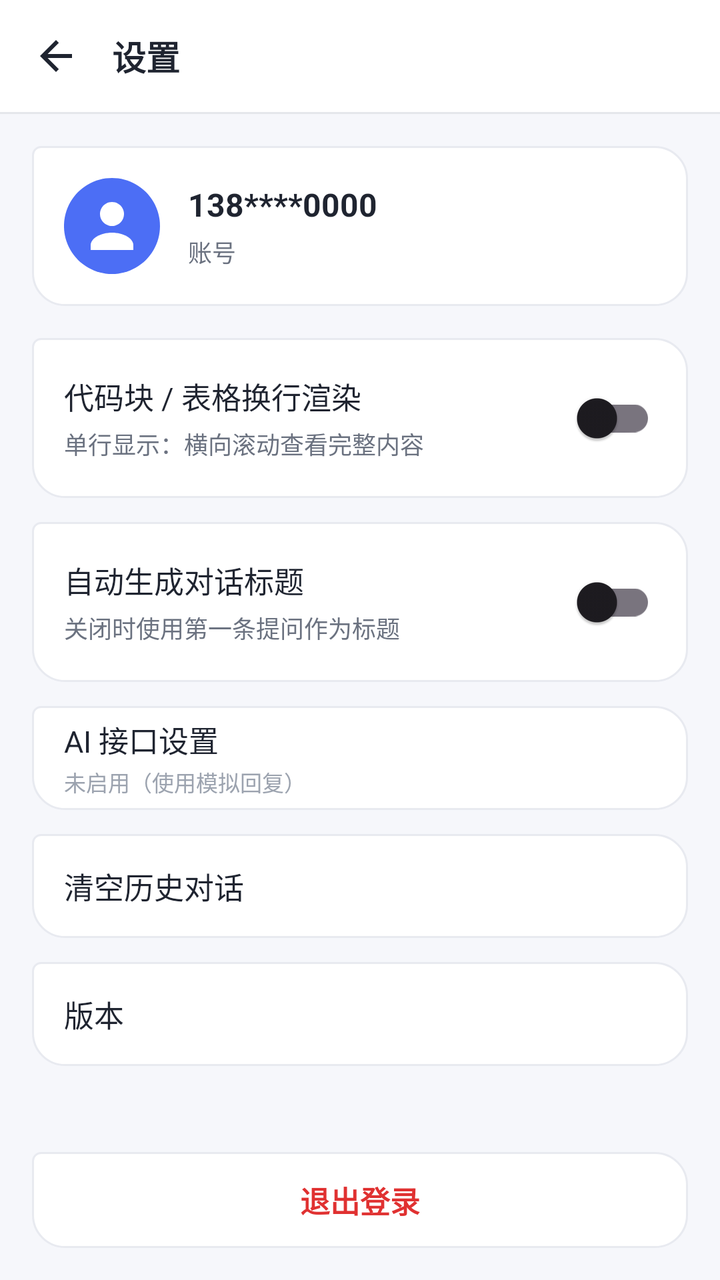
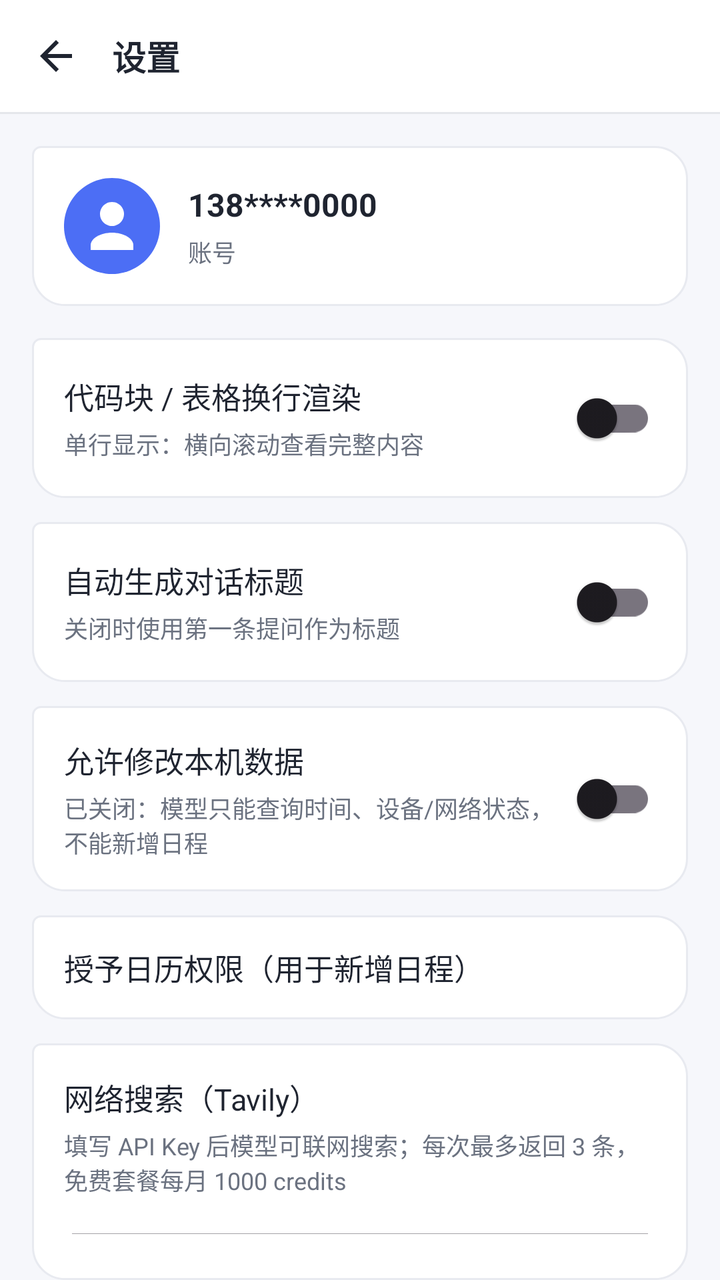

Compare the two renders of this Android layout. The source of the first and the diff that turns it into the second are given below.
<!-- AndroidManifest.xml: application theme Theme.DoudouX -->
<!-- res/layout/activity_settings.xml -->
<?xml version="1.0" encoding="utf-8"?>
<LinearLayout xmlns:android="http://schemas.android.com/apk/res/android"
    android:layout_width="match_parent"
    android:layout_height="match_parent"
    android:background="@color/bg_page"
    android:fitsSystemWindows="true"
    android:orientation="vertical">

    
    <LinearLayout
        android:layout_width="match_parent"
        android:layout_height="56dp"
        android:background="@color/bg_white"
        android:gravity="center_vertical"
        android:orientation="horizontal"
        android:paddingStart="8dp"
        android:paddingEnd="16dp">

        <ImageButton
            android:id="@+id/btnBack"
            android:layout_width="40dp"
            android:layout_height="40dp"
            android:background="?attr/selectableItemBackgroundBorderless"
            android:contentDescription="@string/action_back"
            android:src="@drawable/ic_back" />

        <TextView
            android:layout_width="wrap_content"
            android:layout_height="wrap_content"
            android:layout_marginStart="8dp"
            android:text="@string/settings_title"
            android:textColor="@color/text_primary"
            android:textSize="17sp"
            android:textStyle="bold" />
    </LinearLayout>

    <View
        android:layout_width="match_parent"
        android:layout_height="1dp"
        android:background="@color/divider" />

    
    <LinearLayout
        android:layout_width="match_parent"
        android:layout_height="wrap_content"
        android:layout_margin="16dp"
        android:background="@drawable/bubble_ai"
        android:gravity="center_vertical"
        android:orientation="horizontal"
        android:padding="16dp">

        <ImageView
            android:layout_width="48dp"
            android:layout_height="48dp"
            android:contentDescription="@string/settings_account"
            android:src="@drawable/ic_avatar" />

        <LinearLayout
            android:layout_width="wrap_content"
            android:layout_height="wrap_content"
            android:layout_marginStart="14dp"
            android:orientation="vertical">

            <TextView
                android:id="@+id/tvSettingsAccount"
                android:layout_width="wrap_content"
                android:layout_height="wrap_content"
                android:text="138****0000"
                android:textColor="@color/text_primary"
                android:textSize="16sp"
                android:textStyle="bold" />

            <TextView
                android:layout_width="wrap_content"
                android:layout_height="wrap_content"
                android:layout_marginTop="4dp"
                android:text="@string/settings_account"
                android:textColor="@color/text_secondary"
                android:textSize="12sp" />
        </LinearLayout>
    </LinearLayout>

    
    <LinearLayout
        android:layout_width="match_parent"
        android:layout_height="wrap_content"
        android:layout_marginStart="16dp"
        android:layout_marginEnd="16dp"
        android:background="@drawable/bubble_ai"
        android:gravity="center_vertical"
        android:orientation="horizontal"
        android:padding="16dp">

        <LinearLayout
            android:layout_width="0dp"
            android:layout_height="wrap_content"
            android:layout_weight="1"
            android:orientation="vertical">

            <TextView
                android:layout_width="wrap_content"
                android:layout_height="wrap_content"
                android:text="@string/settings_code_mode"
                android:textColor="@color/text_primary"
                android:textSize="15sp" />

            <TextView
                android:id="@+id/tvCodeModeSubtitle"
                android:layout_width="wrap_content"
                android:layout_height="wrap_content"
                android:layout_marginTop="4dp"
                android:text="@string/settings_code_mode_subtitle_off"
                android:textColor="@color/text_secondary"
                android:textSize="12sp" />
        </LinearLayout>

        <androidx.appcompat.widget.SwitchCompat
            android:id="@+id/switchCodeWrap"
            android:layout_width="wrap_content"
            android:layout_height="wrap_content" />
    </LinearLayout>

    
    <LinearLayout
        android:layout_width="match_parent"
        android:layout_height="wrap_content"
        android:layout_marginStart="16dp"
        android:layout_marginTop="12dp"
        android:layout_marginEnd="16dp"
        android:background="@drawable/bubble_ai"
        android:gravity="center_vertical"
        android:orientation="horizontal"
        android:padding="16dp">

        <LinearLayout
            android:layout_width="0dp"
            android:layout_height="wrap_content"
            android:layout_weight="1"
            android:orientation="vertical">

            <TextView
                android:layout_width="wrap_content"
                android:layout_height="wrap_content"
                android:text="@string/settings_auto_title"
                android:textColor="@color/text_primary"
                android:textSize="15sp" />

            <TextView
                android:id="@+id/tvAutoTitleSubtitle"
                android:layout_width="wrap_content"
                android:layout_height="wrap_content"
                android:layout_marginTop="4dp"
                android:text="@string/settings_auto_title_subtitle_off"
                android:textColor="@color/text_secondary"
                android:textSize="12sp" />
        </LinearLayout>

        <androidx.appcompat.widget.SwitchCompat
            android:id="@+id/switchAutoTitle"
            android:layout_width="wrap_content"
            android:layout_height="wrap_content" />
    </LinearLayout>

    
    <LinearLayout
        android:id="@+id/btnApiSettings"
        android:layout_width="match_parent"
        android:layout_height="52dp"
        android:layout_marginStart="16dp"
        android:layout_marginTop="12dp"
        android:layout_marginEnd="16dp"
        android:background="@drawable/bubble_ai"
        android:gravity="center_vertical"
        android:orientation="horizontal"
        android:paddingStart="16dp"
        android:paddingEnd="16dp">

        <LinearLayout
            android:layout_width="0dp"
            android:layout_height="wrap_content"
            android:layout_weight="1"
            android:orientation="vertical">

            <TextView
                android:layout_width="wrap_content"
                android:layout_height="wrap_content"
                android:text="@string/settings_api_entry"
                android:textColor="@color/text_primary"
                android:textSize="15sp" />

            <TextView
                android:id="@+id/tvApiStatus"
                android:layout_width="wrap_content"
                android:layout_height="wrap_content"
                android:layout_marginTop="2dp"
                android:text="@string/settings_api_status_mock"
                android:textColor="@color/text_hint"
                android:textSize="11sp" />
        </LinearLayout>
    </LinearLayout>

    
    <TextView
        android:id="@+id/btnClearHistory"
        android:layout_width="match_parent"
        android:layout_height="52dp"
        android:layout_marginStart="16dp"
        android:layout_marginTop="12dp"
        android:layout_marginEnd="16dp"
        android:background="@drawable/bubble_ai"
        android:gravity="center_vertical"
        android:paddingStart="16dp"
        android:paddingEnd="16dp"
        android:text="@string/settings_clear_history"
        android:textColor="@color/text_primary"
        android:textSize="15sp" />

    
    <TextView
        android:id="@+id/tvVersion"
        android:layout_width="match_parent"
        android:layout_height="52dp"
        android:layout_marginStart="16dp"
        android:layout_marginTop="12dp"
        android:layout_marginEnd="16dp"
        android:background="@drawable/bubble_ai"
        android:gravity="center_vertical"
        android:paddingStart="16dp"
        android:paddingEnd="16dp"
        android:text="@string/settings_version"
        android:textColor="@color/text_primary"
        android:textSize="15sp" />

    <View
        android:layout_width="match_parent"
        android:layout_height="0dp"
        android:layout_weight="1" />

    
    <TextView
        android:id="@+id/btnLogout"
        android:layout_width="match_parent"
        android:layout_height="48dp"
        android:layout_margin="16dp"
        android:background="@drawable/bubble_ai"
        android:gravity="center"
        android:text="@string/drawer_logout"
        android:textColor="@color/danger"
        android:textSize="15sp"
        android:textStyle="bold" />
</LinearLayout>
<!-- resources referenced by this layout -->
<resources>
  <color name="bg_page">#F6F7FB</color>
  <color name="bg_white">#FFFFFF</color>
  <color name="danger">#E03131</color>
  <color name="divider">#E5E7EB</color>
  <color name="text_hint">#9CA3AF</color>
  <color name="text_primary">#1F2430</color>
  <color name="text_secondary">#6B7280</color>
  <!-- drawable bubble_ai (drawable) -->
  <?xml version="1.0" encoding="utf-8"?>
  <shape xmlns:android="http://schemas.android.com/apk/res/android"
      android:shape="rectangle">
      <solid android:color="@color/bg_bubble_ai" />
      <stroke
          android:width="1dp"
          android:color="@color/stroke_bubble" />
      <corners
          android:topLeftRadius="4dp"
          android:topRightRadius="@dimen/bubble_radius"
          android:bottomLeftRadius="@dimen/bubble_radius"
          android:bottomRightRadius="@dimen/bubble_radius" />
  </shape>
  <!-- drawable ic_avatar (drawable) -->
  <?xml version="1.0" encoding="utf-8"?>
  <vector xmlns:android="http://schemas.android.com/apk/res/android"
      android:width="36dp"
      android:height="36dp"
      android:viewportWidth="36"
      android:viewportHeight="36">
      <path
          android:fillColor="#4C6EF5"
          android:pathData="M18,0 a18,18 0 1,1 -0.01,0 Z" />
      <path
          android:fillColor="#FFFFFF"
          android:pathData="M18,9 a4.5,4.5 0 1,1 -0.01,0 Z" />
      <path
          android:fillColor="#FFFFFF"
          android:pathData="M18,20.5c-4.2,0 -8,2.1 -8,4.7L10,27 L26,27 L26,25.2c0,-2.6 -3.8,-4.7 -8,-4.7z" />
  </vector>
  <!-- drawable ic_back (drawable) -->
  <?xml version="1.0" encoding="utf-8"?>
  <vector xmlns:android="http://schemas.android.com/apk/res/android"
      android:width="24dp"
      android:height="24dp"
      android:viewportWidth="24"
      android:viewportHeight="24">
      <path
          android:fillColor="#1F2430"
          android:pathData="M20,11 L7.83,11 13.42,5.41 12,4 4,12 12,20 13.41,18.59 7.83,13 20,13 Z" />
  </vector>
  <string name="action_back">返回</string>
  <string name="drawer_logout">退出登录</string>
  <string name="settings_account">账号</string>
  <string name="settings_api_entry">AI 接口设置</string>
  <string name="settings_api_status_mock">未启用（使用模拟回复）</string>
  <string name="settings_auto_title">自动生成对话标题</string>
  <string name="settings_auto_title_subtitle_off">关闭时使用第一条提问作为标题</string>
  <string name="settings_clear_history">清空历史对话</string>
  <string name="settings_code_mode">代码块 / 表格换行渲染</string>
  <string name="settings_code_mode_subtitle_off">单行显示：横向滚动查看完整内容</string>
  <string name="settings_title">设置</string>
  <string name="settings_version">版本</string>
  <style name="Theme.DoudouX" parent="Theme.Material3.Light.NoActionBar">
          <item name="colorPrimary">@color/primary</item>
          <item name="colorPrimaryVariant">@color/primary_dark</item>
          <item name="colorOnPrimary">@color/text_on_primary</item>
          <item name="colorSecondary">@color/accent</item>
          <item name="android:statusBarColor">@android:color/transparent</item>
          <item name="android:windowBackground">@color/bg_page</item>
      </style>
  <color name="bg_bubble_ai">#FFFFFF</color>
  <color name="stroke_bubble">#E8EAf0</color>
  <dimen name="bubble_radius">16dp</dimen>
  <color name="primary">#5B6BF0</color>
  <color name="primary_dark">#4758D8</color>
  <color name="text_on_primary">#FFFFFF</color>
  <color name="accent">#875BFA</color>
</resources>

<!-- the commit's change to res/layout/activity_settings.xml (unified diff, before → after) -->
@@ -163,6 +163,100 @@
 
     
     <LinearLayout
+        android:layout_width="match_parent"
+        android:layout_height="wrap_content"
+        android:layout_marginStart="16dp"
+        android:layout_marginTop="12dp"
+        android:layout_marginEnd="16dp"
+        android:background="@drawable/bubble_ai"
+        android:gravity="center_vertical"
+        android:orientation="horizontal"
+        android:padding="16dp">
+
+        <LinearLayout
+            android:layout_width="0dp"
+            android:layout_height="wrap_content"
+            android:layout_weight="1"
+            android:orientation="vertical">
+
+            <TextView
+                android:layout_width="wrap_content"
+                android:layout_height="wrap_content"
+                android:text="@string/settings_native_write"
+                android:textColor="@color/text_primary"
+                android:textSize="15sp" />
+
+            <TextView
+                android:id="@+id/tvNativeWriteSubtitle"
+                android:layout_width="wrap_content"
+                android:layout_height="wrap_content"
+                android:layout_marginTop="4dp"
+                android:text="@string/settings_native_write_subtitle_off"
+                android:textColor="@color/text_secondary"
+                android:textSize="12sp" />
+        </LinearLayout>
+
+        <androidx.appcompat.widget.SwitchCompat
+            android:id="@+id/switchNativeWrite"
+            android:layout_width="wrap_content"
+            android:layout_height="wrap_content" />
+    </LinearLayout>
+
+    <TextView
+        android:id="@+id/btnCalendarPermission"
+        android:layout_width="match_parent"
+        android:layout_height="52dp"
+        android:layout_marginStart="16dp"
+        android:layout_marginTop="12dp"
+        android:layout_marginEnd="16dp"
+        android:background="@drawable/bubble_ai"
+        android:gravity="center_vertical"
+        android:paddingStart="16dp"
+        android:paddingEnd="16dp"
+        android:text="@string/settings_calendar_permission"
+        android:textColor="@color/text_primary"
+        android:textSize="15sp" />
+
+    
+    <LinearLayout
+        android:layout_width="match_parent"
+        android:layout_height="wrap_content"
+        android:layout_marginStart="16dp"
+        android:layout_marginTop="12dp"
+        android:layout_marginEnd="16dp"
+        android:background="@drawable/bubble_ai"
+        android:orientation="vertical"
+        android:padding="16dp">
+
+        <TextView
+            android:layout_width="wrap_content"
+            android:layout_height="wrap_content"
+            android:text="@string/settings_web_search"
+            android:textColor="@color/text_primary"
+            android:textSize="15sp" />
+
+        <TextView
+            android:layout_width="wrap_content"
+            android:layout_height="wrap_content"
+            android:layout_marginTop="4dp"
+            android:text="@string/settings_web_search_subtitle"
+            android:textColor="@color/text_secondary"
+            android:textSize="12sp" />
+
+        <EditText
+            android:id="@+id/etTavilyApiKey"
+            android:layout_width="match_parent"
+            android:layout_height="wrap_content"
+            android:layout_marginTop="8dp"
+            android:hint="@string/settings_web_search_api_key_hint"
+            android:inputType="textPassword"
+            android:maxLines="1"
+            android:textColor="@color/text_primary"
+            android:textSize="14sp" />
+    </LinearLayout>
+
+    
+    <LinearLayout
         android:id="@+id/btnApiSettings"
         android:layout_width="match_parent"
         android:layout_height="52dp"
<!-- resource entries referenced after the edit -->
@@ -56,11 +56,17 @@
   <string name="settings_api_status_mock">未启用（使用模拟回复）</string>
   <string name="settings_auto_title">自动生成对话标题</string>
   <string name="settings_auto_title_subtitle_off">关闭时使用第一条提问作为标题</string>
+  <string name="settings_calendar_permission">授予日历权限（用于新增日程）</string>
   <string name="settings_clear_history">清空历史对话</string>
   <string name="settings_code_mode">代码块 / 表格换行渲染</string>
   <string name="settings_code_mode_subtitle_off">单行显示：横向滚动查看完整内容</string>
+  <string name="settings_native_write">允许修改本机数据</string>
+  <string name="settings_native_write_subtitle_off">已关闭：模型只能查询时间、设备/网络状态，不能新增日程</string>
   <string name="settings_title">设置</string>
   <string name="settings_version">版本</string>
+  <string name="settings_web_search">网络搜索（Tavily）</string>
+  <string name="settings_web_search_api_key_hint">tvly-…</string>
+  <string name="settings_web_search_subtitle">填写 API Key 后模型可联网搜索；每次最多返回 3 条，免费套餐每月 1000 credits</string>
   <style name="Theme.DoudouX" parent="Theme.Material3.Light.NoActionBar">
           <item name="colorPrimary">@color/primary</item>
           <item name="colorPrimaryVariant">@color/primary_dark</item>
